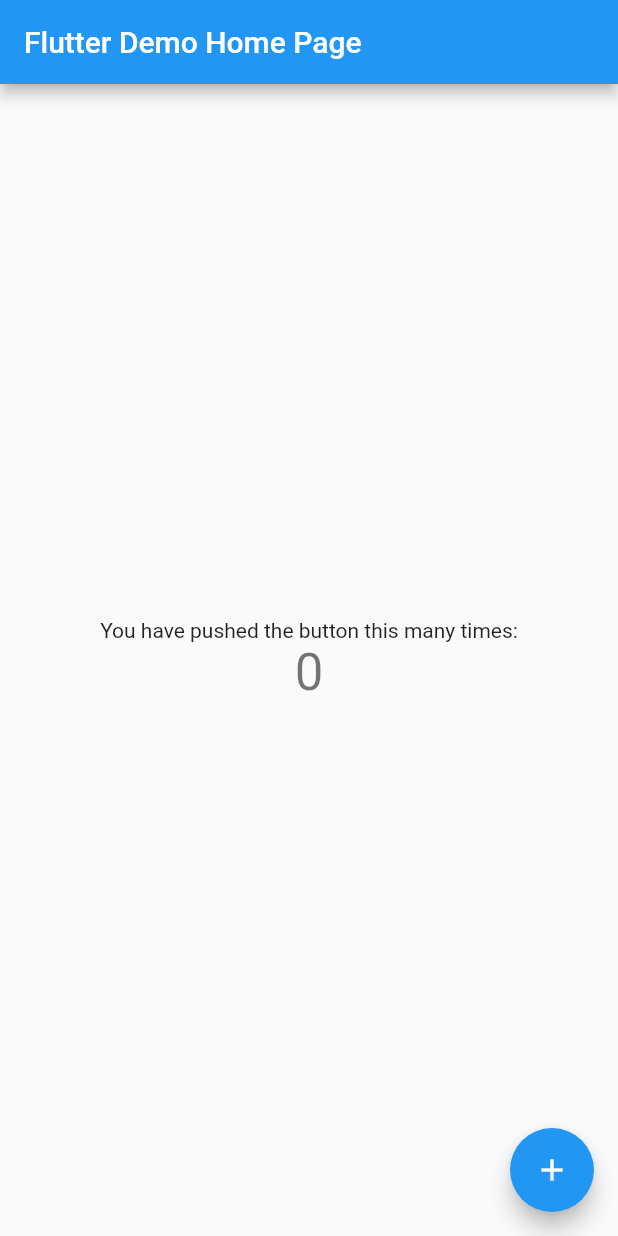
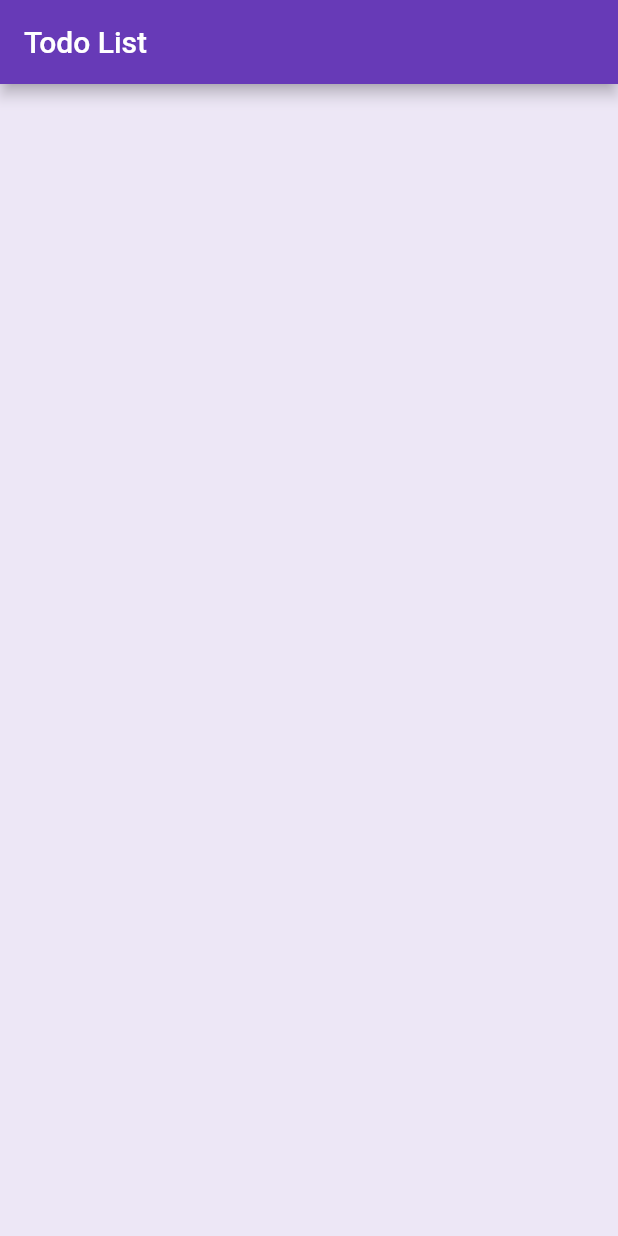
Before and after one commit to flutterkurs/FlutterKurs, a Flutter app: the screen it shows after launch, on a phone screen of 412 x 824 dp. Run offline on Flutter 3.47's test engine with Material 2 defaults, Android fonts, the phone set to English and light mode, and no system bars.

Commit message:
Utworzono klasę HomePage.dart
- Stworzono katalog home i dodano HomePage.dart
- Zaimplementowano nowe kolory
- Dodano tytuł

```diff
--- /dev/null
+++ b/todo_app/lib/home/HomePage.dart
@@ -0,0 +1,21 @@
+import 'package:flutter/material.dart';
+
+class HomePage extends StatefulWidget {
+  HomePage({Key key, this.title}) : super(key: key);
+
+  final String title;
+
+  @override
+  _HomePageState createState() => _HomePageState();
+}
+
+class _HomePageState extends State<HomePage> {
+  @override
+  Widget build(BuildContext context) {
+    return Scaffold(
+        appBar: AppBar(
+          title: Text(widget.title),
+        ),
+        body: Container());
+  }
+}
--- a/todo_app/lib/main.dart
+++ b/todo_app/lib/main.dart
@@ -1,111 +1,17 @@
 import 'package:flutter/material.dart';
+import 'package:todo_app/home/HomePage.dart';
 
-void main() => runApp(MyApp());
+void main() => runApp(TodoApp());
 
-class MyApp extends StatelessWidget {
-  // This widget is the root of your application.
+class TodoApp extends StatelessWidget {
   @override
   Widget build(BuildContext context) {
     return MaterialApp(
-      title: 'Flutter Demo',
+      title: 'MyTodoList',
       theme: ThemeData(
-        // This is the theme of your application.
-        //
-        // Try running your application with "flutter run". You'll see the
-        // application has a blue toolbar. Then, without quitting the app, try
-        // changing the primarySwatch below to Colors.green and then invoke
-        // "hot reload" (press "r" in the console where you ran "flutter run",
-        // or simply save your changes to "hot reload" in a Flutter IDE).
-        // Notice that the counter didn't reset back to zero; the application
-        // is not restarted.
-        primarySwatch: Colors.blue,
-      ),
-      home: MyHomePage(title: 'Flutter Demo Home Page'),
+          primarySwatch: Colors.deepPurple,
+          scaffoldBackgroundColor: Colors.deepPurple[50]),
+      home: HomePage(title: 'Todo List'),
     );
   }
 }
-
-class MyHomePage extends StatefulWidget {
-  MyHomePage({Key key, this.title}) : super(key: key);
-
-  // This widget is the home page of your application. It is stateful, meaning
-  // that it has a State object (defined below) that contains fields that affect
-  // how it looks.
-
-  // This class is the configuration for the state. It holds the values (in this
-  // case the title) provided by the parent (in this case the App widget) and
-  // used by the build method of the State. Fields in a Widget subclass are
-  // always marked "final".
-
-  final String title;
-
-  @override
-  _MyHomePageState createState() => _MyHomePageState();
-}
-
-class _MyHomePageState extends State<MyHomePage> {
-  int _counter = 0;
-
-  void _incrementCounter() {
-    setState(() {
-      // This call to setState tells the Flutter framework that something has
-      // changed in this State, which causes it to rerun the build method below
-      // so that the display can reflect the updated values. If we changed
-      // _counter without calling setState(), then the build method would not be
-      // called again, and so nothing would appear to happen.
-      _counter++;
-    });
-  }
-
-  @override
-  Widget build(BuildContext context) {
-    // This method is rerun every time setState is called, for instance as done
-    // by the _incrementCounter method above.
-    //
-    // The Flutter framework has been optimized to make rerunning build methods
-    // fast, so that you can just rebuild anything that needs updating rather
-    // than having to individually change instances of widgets.
-    return Scaffold(
-      appBar: AppBar(
-        // Here we take the value from the MyHomePage object that was created by
-        // the App.build method, and use it to set our appbar title.
-        title: Text(widget.title),
-      ),
-      body: Center(
-        // Center is a layout widget. It takes a single child and positions it
-        // in the middle of the parent.
-        child: Column(
-          // Column is also layout widget. It takes a list of children and
-          // arranges them vertically. By default, it sizes itself to fit its
-          // children horizontally, and tries to be as tall as its parent.
-          //
-          // Invoke "debug painting" (press "p" in the console, choose the
-          // "Toggle Debug Paint" action from the Flutter Inspector in Android
-          // Studio, or the "Toggle Debug Paint" command in Visual Studio Code)
-          // to see the wireframe for each widget.
-          //
-          // Column has various properties to control how it sizes itself and
-          // how it positions its children. Here we use mainAxisAlignment to
-          // center the children vertically; the main axis here is the vertical
-          // axis because Columns are vertical (the cross axis would be
-          // horizontal).
-          mainAxisAlignment: MainAxisAlignment.center,
-          children: <Widget>[
-            Text(
-              'You have pushed the button this many times:',
-            ),
-            Text(
-              '$_counter',
-              style: Theme.of(context).textTheme.display1,
-            ),
-          ],
-        ),
-      ),
-      floatingActionButton: FloatingActionButton(
-        onPressed: _incrementCounter,
-        tooltip: 'Increment',
-        child: Icon(Icons.add),
-      ), // This trailing comma makes auto-formatting nicer for build methods.
-    );
-  }
-}
```
